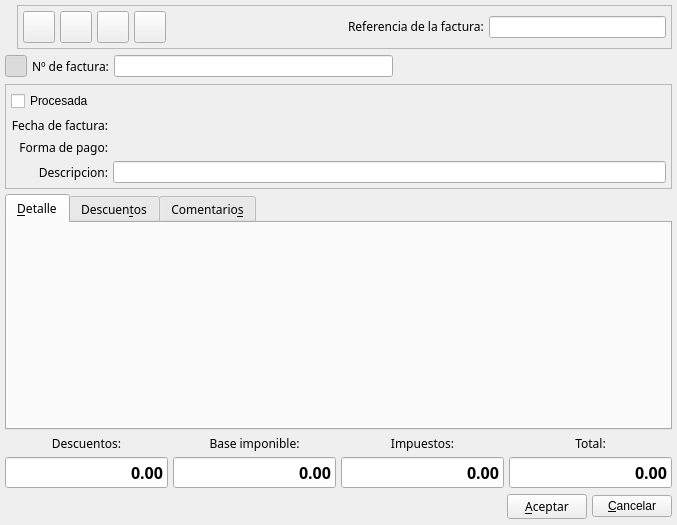
eboladev/Bulmages-1, file bulmages/bulmafact/src/facturapbase.ui: the form before one commit.
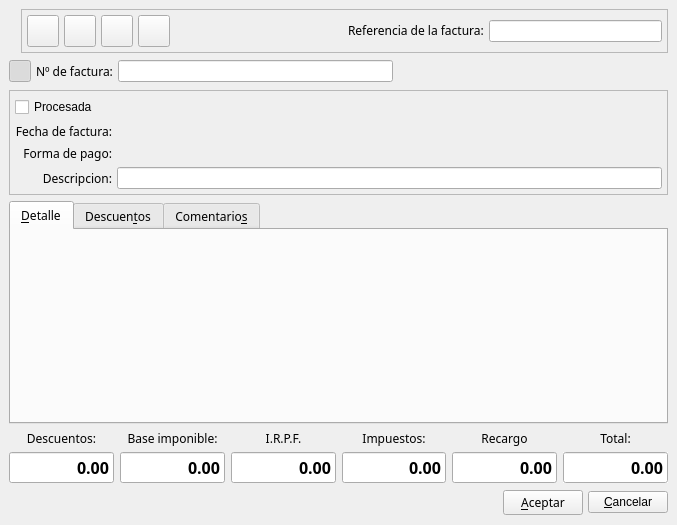
The form after the commit. Icons and pictures are not drawn. Custom widgets are drawn as their Qt base class.

Commit message: Soporte para IRPF y recargos en los documentos de proveedores. Tambien he cambiado la forma de las pantallas de proveedores y las he hecho derivar de FichaBF para que puedan aprovechar las nuevas caracteristicas y el calculo de totales generico que tambien se ha modificado para que funcione bien tanto en documentos de clientes como en documentos de proveedores. Corregido un bug que no permitia el paso de pedidoproveedor a albaranproveedor.

The edit to the form file:
```diff
--- a/bulmages/bulmafact/src/facturapbase.ui
+++ b/bulmages/bulmafact/src/facturapbase.ui
@@ -20,10 +20,10 @@
   </property>
   <layout class="QVBoxLayout" >
    <property name="margin" >
-    <number>5</number>
+    <number>9</number>
    </property>
    <property name="spacing" >
-    <number>5</number>
+    <number>6</number>
    </property>
    <item>
     <layout class="QHBoxLayout" >
@@ -603,7 +603,7 @@
       <number>0</number>
      </property>
      <property name="spacing" >
-      <number>5</number>
+      <number>6</number>
      </property>
      <item>
       <layout class="QVBoxLayout" >
@@ -618,7 +618,7 @@
          <property name="sizePolicy" >
           <sizepolicy>
            <hsizetype>7</hsizetype>
-           <vsizetype>0</vsizetype>
+           <vsizetype>5</vsizetype>
            <horstretch>0</horstretch>
            <verstretch>0</verstretch>
           </sizepolicy>
@@ -644,6 +644,9 @@
        </item>
        <item>
         <widget class="QLineEdit" name="m_totalDiscounts" >
+         <property name="enabled" >
+          <bool>true</bool>
+         </property>
          <property name="font" >
           <font>
            <family>Sans Serif</family>
@@ -684,7 +687,7 @@
          <property name="sizePolicy" >
           <sizepolicy>
            <hsizetype>7</hsizetype>
-           <vsizetype>0</vsizetype>
+           <vsizetype>5</vsizetype>
            <horstretch>0</horstretch>
            <verstretch>0</verstretch>
           </sizepolicy>
@@ -724,6 +727,78 @@
          <property name="focusPolicy" >
           <enum>Qt::NoFocus</enum>
          </property>
+         <property name="acceptDrops" >
+          <bool>false</bool>
+         </property>
+         <property name="text" >
+          <string>0.00</string>
+         </property>
+         <property name="alignment" >
+          <set>Qt::AlignRight</set>
+         </property>
+         <property name="readOnly" >
+          <bool>true</bool>
+         </property>
+        </widget>
+       </item>
+      </layout>
+     </item>
+     <item>
+      <layout class="QVBoxLayout" >
+       <property name="margin" >
+        <number>0</number>
+       </property>
+       <property name="spacing" >
+        <number>5</number>
+       </property>
+       <item>
+        <widget class="QLabel" name="label4_3" >
+         <property name="sizePolicy" >
+          <sizepolicy>
+           <hsizetype>7</hsizetype>
+           <vsizetype>5</vsizetype>
+           <horstretch>0</horstretch>
+           <verstretch>0</verstretch>
+          </sizepolicy>
+         </property>
+         <property name="font" >
+          <font>
+           <family>Sans Serif</family>
+           <pointsize>9</pointsize>
+           <weight>50</weight>
+           <italic>false</italic>
+           <bold>false</bold>
+           <underline>false</underline>
+           <strikeout>false</strikeout>
+          </font>
+         </property>
+         <property name="text" >
+          <string>I.R.P.F.</string>
+         </property>
+         <property name="alignment" >
+          <set>Qt::AlignCenter</set>
+         </property>
+        </widget>
+       </item>
+       <item>
+        <widget class="QLineEdit" name="m_totalIRPF" >
+         <property name="font" >
+          <font>
+           <family>Sans Serif</family>
+           <pointsize>12</pointsize>
+           <weight>75</weight>
+           <italic>false</italic>
+           <bold>true</bold>
+           <underline>false</underline>
+           <strikeout>false</strikeout>
+          </font>
+         </property>
+         <property name="focusPolicy" >
+          <enum>Qt::NoFocus</enum>
+         </property>
+         <property name="acceptDrops" >
+          <bool>false</bool>
+         </property>
          <property name="text" >
           <string>0.00</string>
          </property>
@@ -750,7 +825,7 @@
          <property name="sizePolicy" >
           <sizepolicy>
            <hsizetype>7</hsizetype>
-           <vsizetype>0</vsizetype>
+           <vsizetype>5</vsizetype>
            <horstretch>0</horstretch>
            <verstretch>0</verstretch>
           </sizepolicy>
@@ -790,6 +865,78 @@
          <property name="focusPolicy" >
           <enum>Qt::NoFocus</enum>
          </property>
+         <property name="acceptDrops" >
+          <bool>false</bool>
+         </property>
+         <property name="text" >
+          <string>0.00</string>
+         </property>
+         <property name="alignment" >
+          <set>Qt::AlignRight</set>
+         </property>
+         <property name="readOnly" >
+          <bool>true</bool>
+         </property>
+        </widget>
+       </item>
+      </layout>
+     </item>
+     <item>
+      <layout class="QVBoxLayout" >
+       <property name="margin" >
+        <number>0</number>
+       </property>
+       <property name="spacing" >
+        <number>5</number>
+       </property>
+       <item>
+        <widget class="QLabel" name="label4_2" >
+         <property name="sizePolicy" >
+          <sizepolicy>
+           <hsizetype>7</hsizetype>
+           <vsizetype>5</vsizetype>
+           <horstretch>0</horstretch>
+           <verstretch>0</verstretch>
+          </sizepolicy>
+         </property>
+         <property name="font" >
+          <font>
+           <family>Sans Serif</family>
+           <pointsize>9</pointsize>
+           <weight>50</weight>
+           <italic>false</italic>
+           <bold>false</bold>
+           <underline>false</underline>
+           <strikeout>false</strikeout>
+          </font>
+         </property>
+         <property name="text" >
+          <string>Recargo</string>
+         </property>
+         <property name="alignment" >
+          <set>Qt::AlignCenter</set>
+         </property>
+        </widget>
+       </item>
+       <item>
+        <widget class="QLineEdit" name="m_totalReqEq" >
+         <property name="font" >
+          <font>
+           <family>Sans Serif</family>
+           <pointsize>12</pointsize>
+           <weight>75</weight>
+           <italic>false</italic>
+           <bold>true</bold>
+           <underline>false</underline>
+           <strikeout>false</strikeout>
+          </font>
+         </property>
+         <property name="focusPolicy" >
+          <enum>Qt::NoFocus</enum>
+         </property>
+         <property name="acceptDrops" >
+          <bool>false</bool>
+         </property>
          <property name="text" >
           <string>0.00</string>
          </property>
@@ -816,7 +963,7 @@
          <property name="sizePolicy" >
           <sizepolicy>
            <hsizetype>7</hsizetype>
-           <vsizetype>0</vsizetype>
+           <vsizetype>5</vsizetype>
            <horstretch>0</horstretch>
            <verstretch>0</verstretch>
           </sizepolicy>
@@ -859,9 +1006,18 @@
          <property name="focusPolicy" >
           <enum>Qt::NoFocus</enum>
          </property>
+         <property name="acceptDrops" >
+          <bool>false</bool>
+         </property>
+         <property name="autoFillBackground" >
+          <bool>true</bool>
+         </property>
          <property name="text" >
           <string>0.00</string>
          </property>
+         <property name="frame" >
+          <bool>true</bool>
+         </property>
          <property name="alignment" >
           <set>Qt::AlignRight</set>
          </property>
@@ -927,9 +1083,14 @@
  <layoutdefault spacing="2" margin="2" />
  <pixmapfunction></pixmapfunction>
  <customwidgets>
+  <customwidget>
+   <class>BusquedaProveedor</class>
+   <extends>QWidget</extends>
+   <header>busquedaproveedor.h</header>
+  </customwidget>
   <customwidget>
    <class>BusquedaFecha</class>
-   <extends></extends>
+   <extends>QWidget</extends>
    <header>../../../bulmalib/busquedafecha.h</header>
    <container>0</container>
    <pixmap></pixmap>
@@ -938,36 +1099,23 @@
    <class>BusquedaReferencia</class>
    <extends>QLineEdit</extends>
    <header>busquedareferencia.h</header>
-   <container>0</container>
-   <pixmap></pixmap>
-  </customwidget>
-  <customwidget>
-   <class>ListLinFacturaProveedorView</class>
-   <extends></extends>
-   <header>listlinfacturapview.h</header>
-   <container>0</container>
-   <pixmap></pixmap>
-  </customwidget>
-  <customwidget>
-   <class>BusquedaFormaPago</class>
-   <extends></extends>
-   <header>busquedaformapago.h</header>
-   <container>0</container>
-   <pixmap></pixmap>
   </customwidget>
   <customwidget>
    <class>ListDescuentoFacturaProvView</class>
-   <extends></extends>
+   <extends>QWidget</extends>
    <header>listdescfacturaprovview.h</header>
    <container>0</container>
    <pixmap></pixmap>
   </customwidget>
   <customwidget>
-   <class>BusquedaProveedor</class>
-   <extends></extends>
-   <header>busquedaproveedor.h</header>
-   <container>0</container>
-   <pixmap></pixmap>
+   <class>BusquedaFormaPago</class>
+   <extends>QWidget</extends>
+   <header>busquedaformapago.h</header>
+  </customwidget>
+  <customwidget>
+   <class>ListLinFacturaProveedorView</class>
+   <extends>QWidget</extends>
+   <header>listlinfacturapview.h</header>
   </customwidget>
  </customwidgets>
  <resources>
```
Left out of the diff: 20 changed lines with no effect on the pictures. The commit also changes 42 other files.
